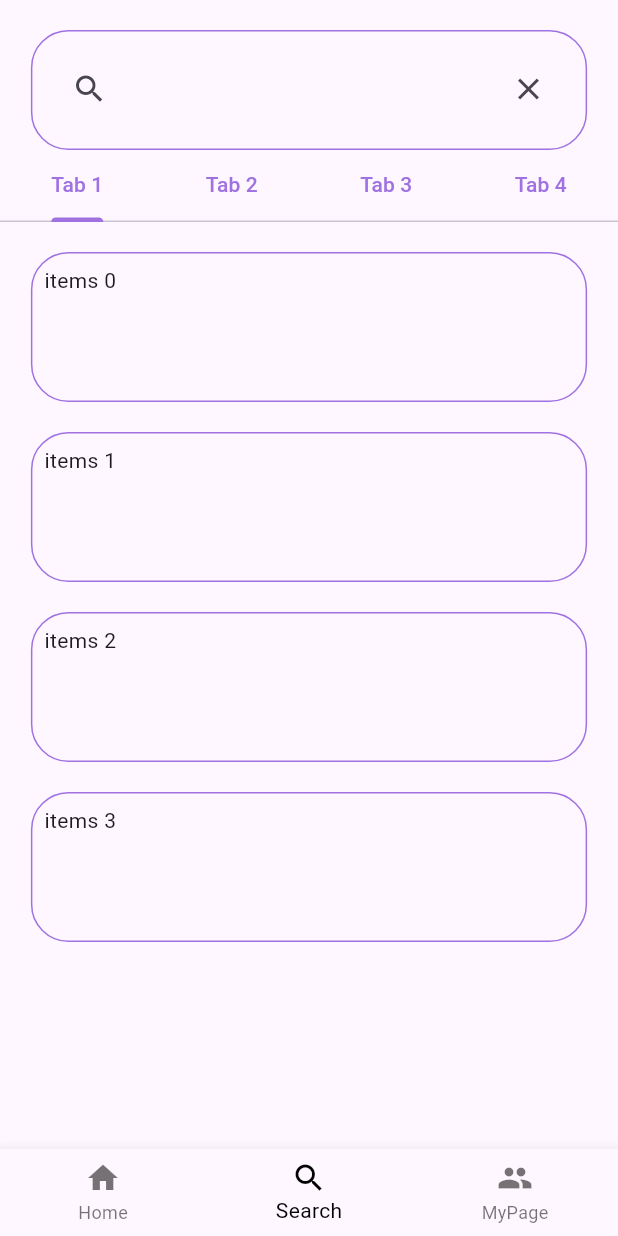
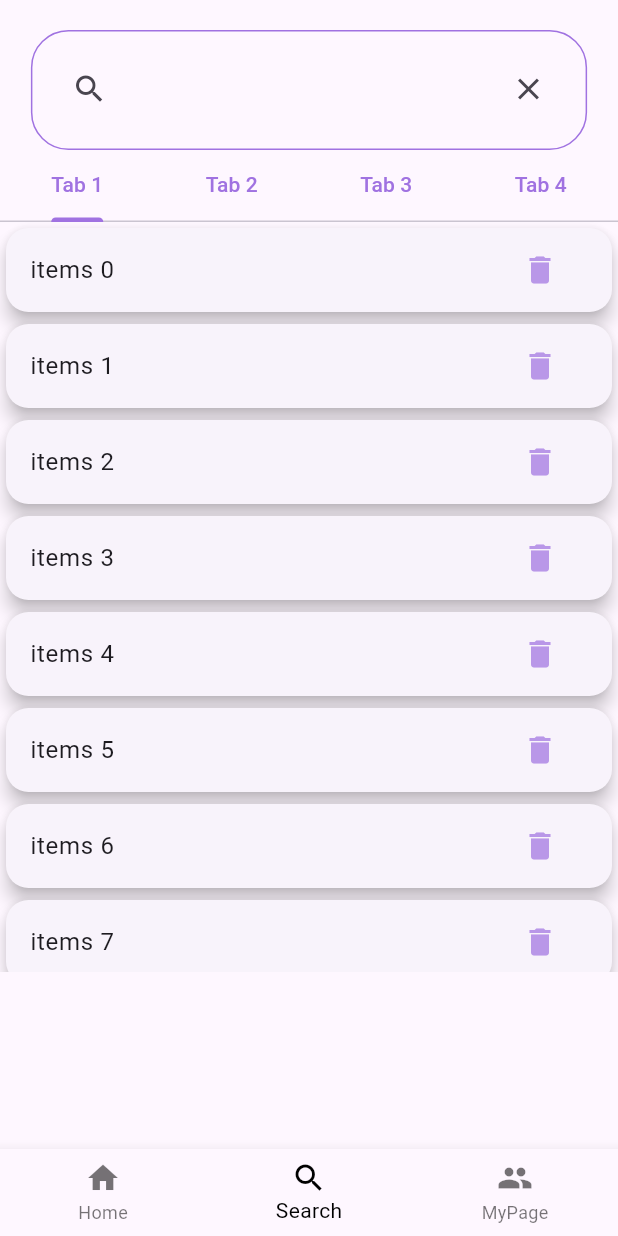
Before and after one commit to devpark435/Flutter_Market_UI, a Flutter app: the screen it shows after launch, item 2 of the bottom bar chosen, on a phone screen of 412 x 824 dp. Run offline on Flutter 3.47's test engine with Material 2 defaults, Android fonts, the light colour scheme and no system bars; our stand-ins replace carousel_slider.

Commit message:
Style : Edit Search List

```diff
--- a/lib/screens/Search.dart
+++ b/lib/screens/Search.dart
@@ -96,32 +96,28 @@ class _SearchState extends State<Search> {
                                 scrollDirection: Axis.vertical,
                                 itemCount: items.length,
                                 itemBuilder: ((context, index) {
-                                  return Column(
-                                    children: [
-                                      SizedBox(
-                                        height: 20,
-                                      ),
-                                      SizedBox(
-                                        height: 100,
-                                        width:
-                                            MediaQuery.of(context).size.width *
-                                                0.9,
-                                        child: Container(
-                                          decoration: BoxDecoration(
-                                              border: Border.all(
-                                                  width: 1,
-                                                  color: Palette
-                                                      .categoryShadowColor),
-                                              borderRadius:
-                                                  BorderRadius.circular(25)),
-                                          child: Padding(
-                                            padding: const EdgeInsets.all(8.0),
-                                            child: Text(items[index]),
+                                  return Dismissible(
+                                      key: Key(items[index]),
+                                      child: Card(
+                                        surfaceTintColor: Colors.white,
+                                        elevation: 5,
+                                        shape: RoundedRectangleBorder(
+                                            borderRadius:
+                                                BorderRadius.circular(15)),
+                                        child: ListTile(
+                                          title: Text(items[index]),
+                                          trailing: IconButton(
+                                            icon: Icon(Icons.delete),
+                                            color: Color.fromARGB(
+                                                182, 160, 114, 225),
+                                            onPressed: () {
+                                              setState(() {
+                                                items.removeAt(index);
+                                              });
+                                            },
                                           ),
                                         ),
-                                      ),
-                                    ],
-                                  );
+                                      ));
                                 })),
                           ),
                           Container(
```
